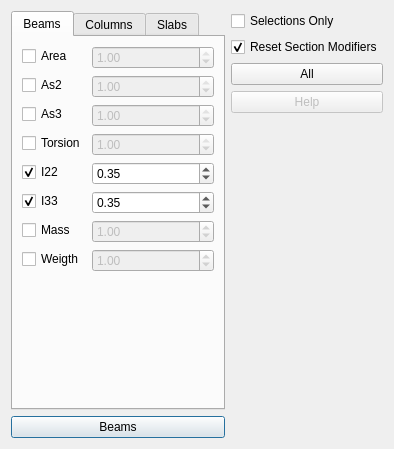
Above: widgets/assign/assign_modifiers.ui from ebrahimraeyat/civilTools before the change. Below: the same form after it.
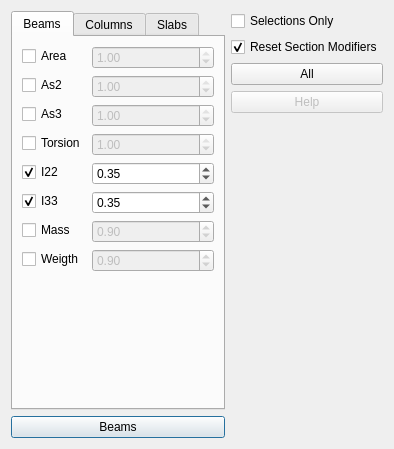
That is the form after the change. Icons and pictures are not drawn.

Commit message: Error in refresh and set spinbox suffix in beam properties

What changed in the file:
```diff
--- a/widgets/assign/assign_modifiers.ui
+++ b/widgets/assign/assign_modifiers.ui
@@ -192,7 +192,7 @@
             <double>0.100000000000000</double>
            </property>
            <property name="value">
-            <double>1.000000000000000</double>
+            <double>0.900000000000000</double>
            </property>
           </widget>
          </item>
@@ -215,7 +215,7 @@
             <double>0.100000000000000</double>
            </property>
            <property name="value">
-            <double>1.000000000000000</double>
+            <double>0.900000000000000</double>
            </property>
           </widget>
          </item>
```
The commit also changes 1 other file.
